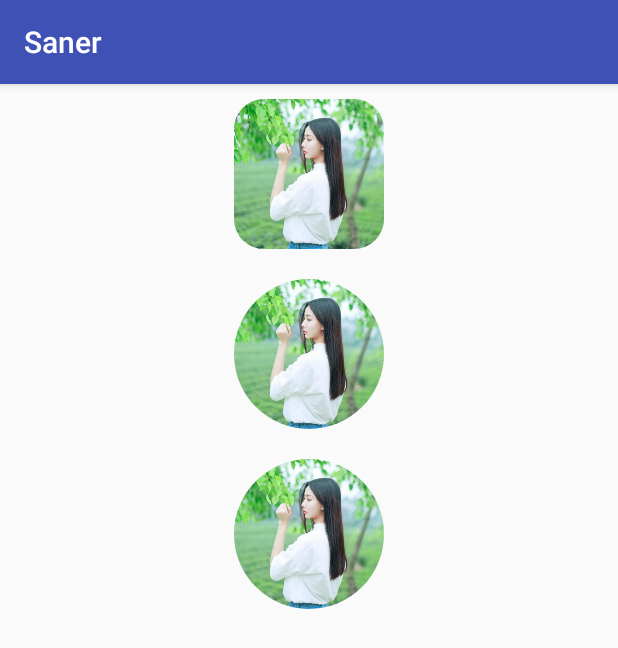
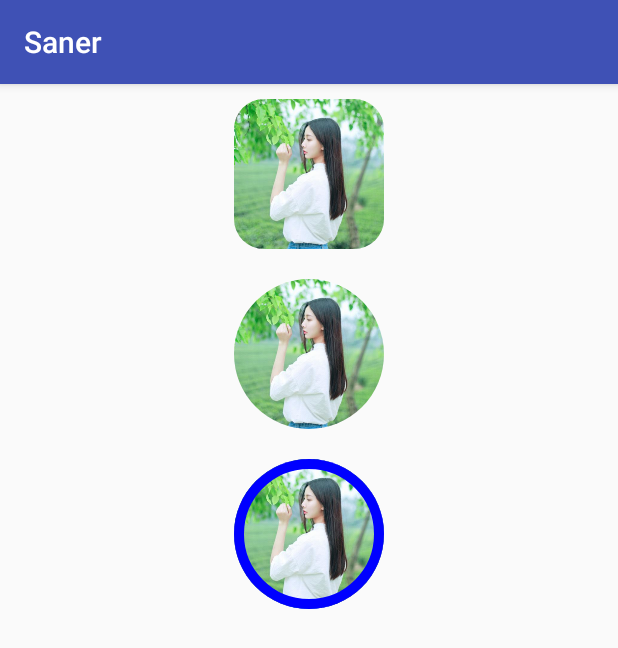
Before and after one commit to Sanerly/Saner, an Android app: the RoundAvatarActivity screen opened directly, with no data from a screen before it, on a phone screen of 412 x 824 dp. Shown: the top 648 px of the screen. Run offline under Robolectric (Android 15) with nearby library versions, the phone set to English and light mode, and no system bars.

Commit message:
修改了几个注释

```diff
--- a/app/src/main/java/com/saner/view/round/PathImageView.java
+++ b/app/src/main/java/com/saner/view/round/PathImageView.java
@@ -7,9 +7,7 @@ import android.graphics.RectF;
 import android.support.annotation.Nullable;
 import android.util.AttributeSet;
 
-/**
- * Created by sunset on 2018/4/18.
- */
+
 
 public class PathImageView extends BasePathImageView {
     public PathImageView(Context context) {
@@ -28,8 +26,7 @@ public class PathImageView extends BasePathImageView {
     public Builder getBuilder(RectF rectF) {
         Path path = new Path();
         path.addOval(rectF,  Path.Direction.CW);
-        return Builder.newInstance().setPath(path);
-//        return null;
+        return Builder.newInstance().setPath(path).setColor(Color.BLUE).setStrokeWidth(20);
     }
 
 
```
